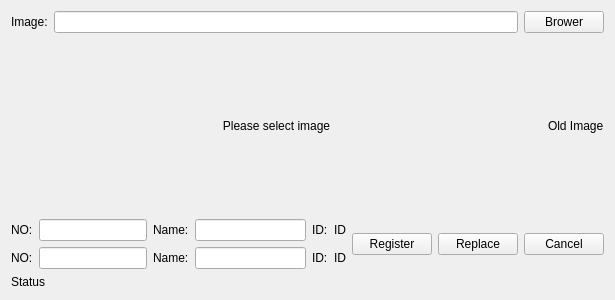
KangLin/FaceRecognizer, file App/FrmRegisterImage.ui: the form before one commit.
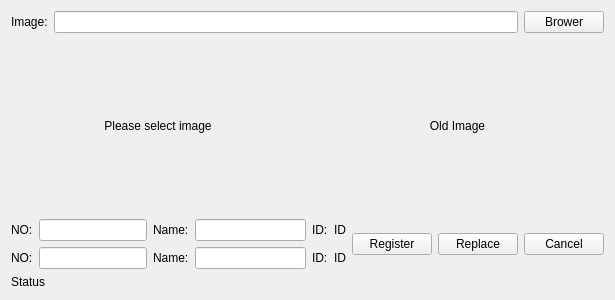
The form after the commit.

```diff
--- a/App/FrmRegisterImage.ui
+++ b/App/FrmRegisterImage.ui
@@ -53,7 +53,7 @@
      <item>
       <widget class="QLabel" name="lbImage">
        <property name="sizePolicy">
-        <sizepolicy hsizetype="MinimumExpanding" vsizetype="MinimumExpanding">
+        <sizepolicy hsizetype="Expanding" vsizetype="Expanding">
          <horstretch>0</horstretch>
          <verstretch>0</verstretch>
         </sizepolicy>
@@ -68,9 +68,21 @@
      </item>
      <item>
       <widget class="QLabel" name="lbOldImage">
+       <property name="sizePolicy">
+        <sizepolicy hsizetype="Expanding" vsizetype="Expanding">
+         <horstretch>0</horstretch>
+         <verstretch>0</verstretch>
+        </sizepolicy>
+       </property>
        <property name="text">
         <string>Old Image</string>
        </property>
+       <property name="scaledContents">
+        <bool>true</bool>
+       </property>
+       <property name="alignment">
+        <set>Qt::AlignCenter</set>
+       </property>
       </widget>
      </item>
     </layout>
```
Left out of the diff: 3 changed lines with no effect on the pictures.
